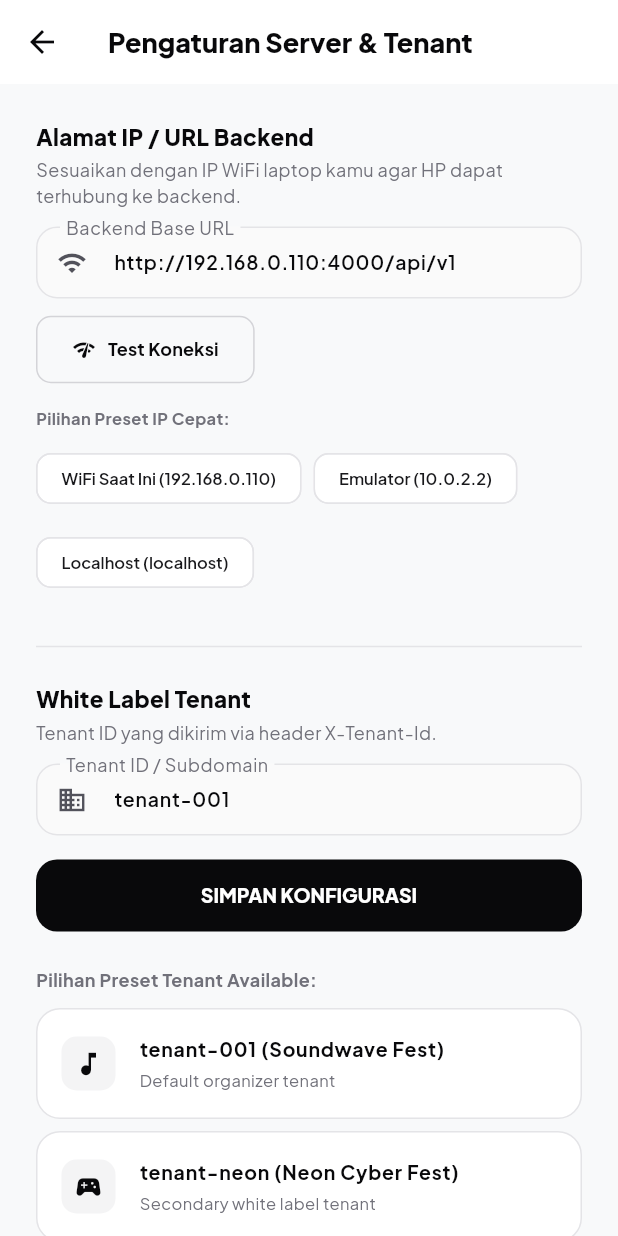
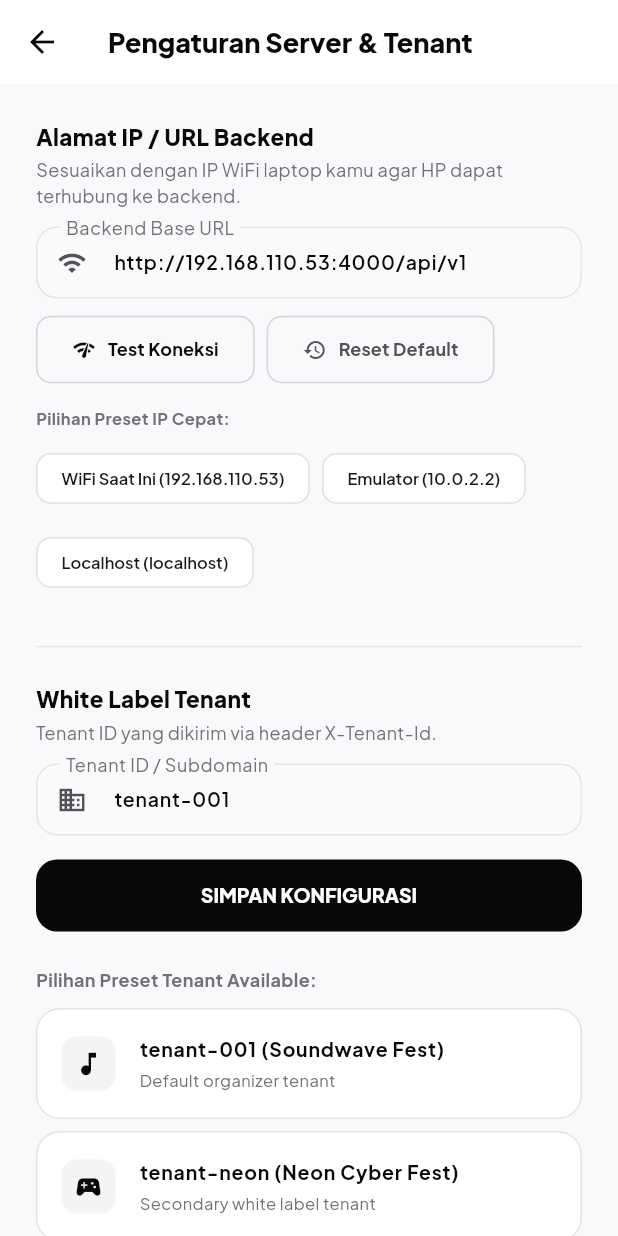
Before and after one commit to arsa-sans/white_label_mobile, a Flutter app: the screen it shows after launch, after a tap on an icon or button, on a phone screen of 412 x 824 dp. Run offline on Flutter 3.47's test engine with Material 3 defaults, Android fonts, the phone set to English and light mode, and no system bars; our stand-ins replace connectivity_plus, dio, drift, flutter_riverpod, flutter_secure_storage, go_router and 3 more; missing offline and left inert: mobile_scanner; accounts and stored records are empty; generated files the repository leaves out were written again; network calls fail.

Commit message:
fix: update active WiFi IP to 192.168.110.53, display active URL on login, add reset default URL and improve connection error messages

```diff
--- a/lib/core/constants/api_endpoints.dart
+++ b/lib/core/constants/api_endpoints.dart
@@ -30,9 +30,9 @@
 class ApiEndpoints {
   // ┌──────────────────────────────────────────────────────────────────────────┐
   // │  Base Backend URL — UPDATE IP INI sesuai IPv4 WiFi laptop kamu!        │
-  // │  Laptop IPv4 saat ini: 192.168.0.110                                    │
+  // │  Laptop IPv4 saat ini: 192.168.110.53                                   │
   // └──────────────────────────────────────────────────────────────────────────┘
-  static const String baseUrl = 'http://192.168.0.110:4000/api/v1';
+  static const String baseUrl = 'http://192.168.110.53:4000/api/v1';
   static const String devLocalhostUrl = 'http://localhost:4000/api/v1';
 
   // Auth
--- a/lib/features/auth/presentation/views/login_view.dart
+++ b/lib/features/auth/presentation/views/login_view.dart
@@ -3,6 +3,8 @@ import 'package:flutter_riverpod/flutter_riverpod.dart';
 import 'package:go_router/go_router.dart';
 import '../viewmodels/auth_viewmodel.dart';
 import '../../../../core/theme/app_theme.dart';
+import '../../../../core/storage/secure_storage.dart';
+import '../../../../core/constants/api_endpoints.dart';
 
 class LoginView extends ConsumerStatefulWidget {
   const LoginView({super.key});
@@ -15,12 +17,23 @@ class _LoginViewState extends ConsumerState<LoginView> {
   late final TextEditingController _emailController;
   late final TextEditingController _passwordController;
   bool _obscurePassword = true;
+  String _activeServerUrl = ApiEndpoints.baseUrl;
 
   @override
   void initState() {
     super.initState();
     _emailController = TextEditingController();
     _passwordController = TextEditingController();
+    _loadActiveServerUrl();
+  }
+
+  void _loadActiveServerUrl() async {
+    final custom = await SecureStorageService().getBaseUrl();
+    if (mounted) {
+      setState(() {
+        _activeServerUrl = (custom != null && custom.trim().isNotEmpty) ? custom.trim() : ApiEndpoints.baseUrl;
+      });
+    }
   }
 
   @override
@@ -113,7 +126,10 @@ class _LoginViewState extends ConsumerState<LoginView> {
 
               // Tenant & Server Settings Button
               InkWell(
-                onTap: () => context.push('/tenant-select'),
+                onTap: () async {
+                  await context.push('/tenant-select');
+                  _loadActiveServerUrl();
+                },
                 borderRadius: BorderRadius.circular(16),
                 child: Container(
                   padding: const EdgeInsets.symmetric(horizontal: 16, vertical: 14),
@@ -125,25 +141,32 @@ class _LoginViewState extends ConsumerState<LoginView> {
                   child: Row(
                     mainAxisAlignment: MainAxisAlignment.spaceBetween,
                     children: [
-                      Row(
+                      Expanded(
+                        child: Row(
                           children: [
                             const Icon(Icons.settings_ethernet, size: 20, color: AppTheme.zinc900),
                             const SizedBox(width: 10),
-                          Column(
+                            Expanded(
+                              child: Column(
                                 crossAxisAlignment: CrossAxisAlignment.start,
                                 children: [
                                   Text(
                                     'Tenant: ${authState.tenantId}',
                                     style: const TextStyle(fontSize: 13, fontWeight: FontWeight.bold, color: AppTheme.zinc950),
                                   ),
-                              const Text(
-                                'Atur IP Server Backend / Tenant',
-                                style: TextStyle(fontSize: 10, color: AppTheme.zinc500),
+                                  const SizedBox(height: 2),
+                                  Text(
+                                    'Server: $_activeServerUrl',
+                                    style: const TextStyle(fontSize: 10, color: AppTheme.zinc500, fontFamily: 'monospace'),
+                                    overflow: TextOverflow.ellipsis,
                                   ),
                                 ],
                               ),
+                            ),
                           ],
                         ),
+                      ),
+                      const SizedBox(width: 8),
                       const Icon(Icons.tune, size: 18, color: AppTheme.zinc400),
                     ],
                   ),
--- a/lib/features/auth/presentation/views/tenant_select_view.dart
+++ b/lib/features/auth/presentation/views/tenant_select_view.dart
@@ -172,6 +172,31 @@ class _TenantSelectViewState extends ConsumerState<TenantSelectView> {
                     shape: RoundedRectangleBorder(borderRadius: BorderRadius.circular(10)),
                   ),
                 ),
+                const SizedBox(width: 8),
+                OutlinedButton.icon(
+                  onPressed: () async {
+                    final messenger = ScaffoldMessenger.of(context);
+                    await _storage.saveBaseUrl('');
+                    if (!mounted) return;
+                    setState(() {
+                      _serverUrlController.text = ApiEndpoints.baseUrl;
+                      _testConnectionStatus = null;
+                    });
+                    messenger.showSnackBar(
+                      SnackBar(
+                        content: Text('URL di-reset ke default: ${ApiEndpoints.baseUrl}'),
+                        backgroundColor: AppTheme.zinc900,
+                      ),
+                    );
+                  },
+                  icon: const Icon(Icons.restore, size: 16),
+                  label: const Text('Reset Default', style: TextStyle(fontSize: 12, fontWeight: FontWeight.w700)),
+                  style: OutlinedButton.styleFrom(
+                    foregroundColor: AppTheme.zinc600,
+                    side: const BorderSide(color: AppTheme.zinc300),
+                    shape: RoundedRectangleBorder(borderRadius: BorderRadius.circular(10)),
+                  ),
+                ),
               ],
             ),
 
@@ -210,10 +235,10 @@ class _TenantSelectViewState extends ConsumerState<TenantSelectView> {
                 ActionChip(
                   backgroundColor: Colors.white,
                   side: const BorderSide(color: AppTheme.zinc200),
-                  label: const Text('WiFi Saat Ini (192.168.0.110)', style: TextStyle(fontSize: 11, color: AppTheme.zinc900, fontWeight: FontWeight.w600)),
+                  label: const Text('WiFi Saat Ini (192.168.110.53)', style: TextStyle(fontSize: 11, color: AppTheme.zinc900, fontWeight: FontWeight.w600)),
                   onPressed: () {
                     setState(() {
-                      _serverUrlController.text = 'http://192.168.0.110:4000/api/v1';
+                      _serverUrlController.text = 'http://192.168.110.53:4000/api/v1';
                     });
                   },
                 ),
```
Also changed, not shown: lib/features/auth/presentation/viewmodels/auth_viewmodel.dart (+6 -5 lines). Lines whose indentation alone changed are shown as unchanged.
